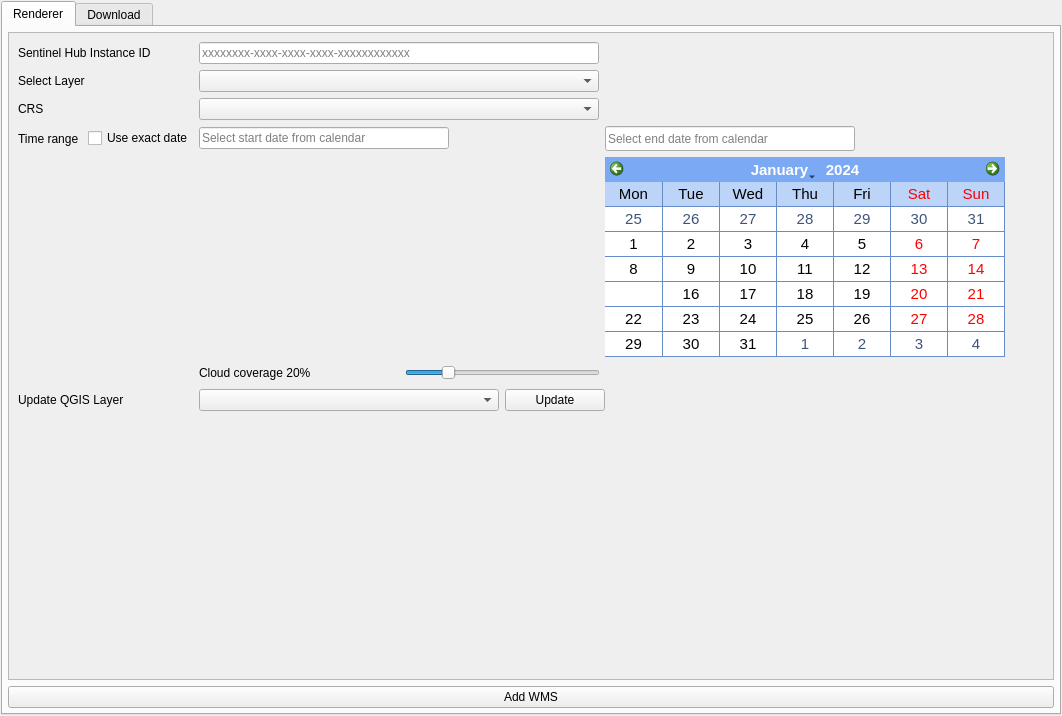
Above: SentinelHub/SentinelHub_dockwidget_base.ui from sentinel-hub/sentinelhub-qgis-plugin before the change. Below: the same form after it.
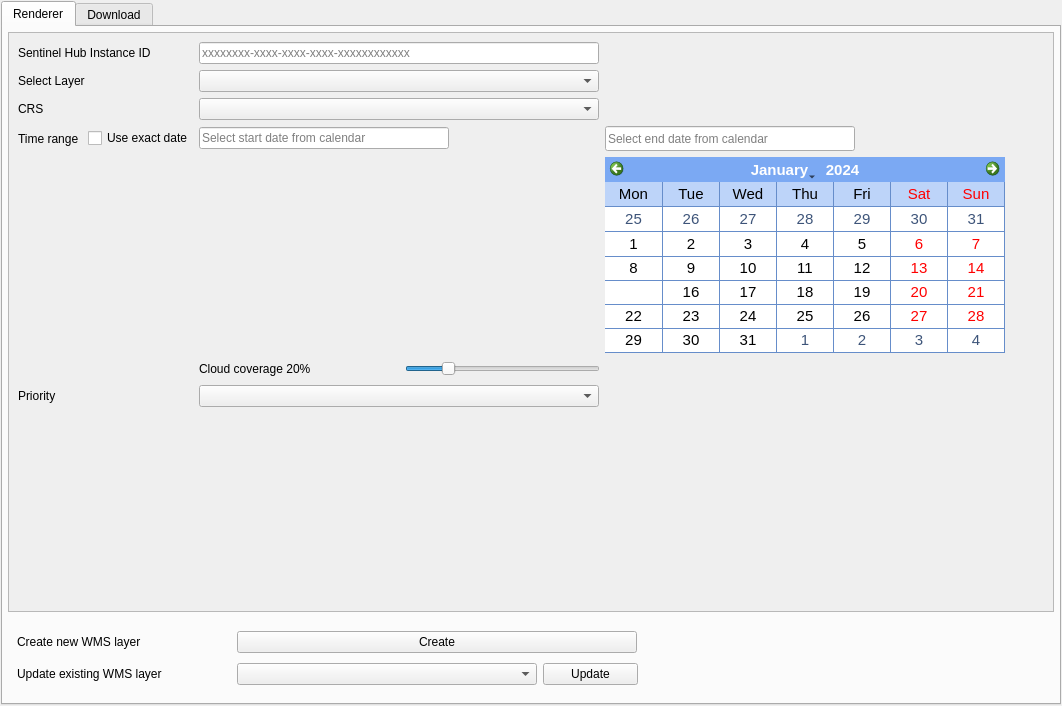
That is the form after the change.

Commit message: setting crs, maxcc and priority now works, some reordering in ui

The edit to the form file:
```diff
--- a/SentinelHub/SentinelHub_dockwidget_base.ui
+++ b/SentinelHub/SentinelHub_dockwidget_base.ui
@@ -7,7 +7,7 @@
     <x>0</x>
     <y>0</y>
     <width>1062</width>
-    <height>716</height>
+    <height>706</height>
    </rect>
   </property>
   <property name="windowTitle">
@@ -31,6 +31,12 @@
      <layout class="QVBoxLayout" name="mainVertical">
       <item>
        <widget class="QTabWidget" name="tabWidget">
+        <property name="sizePolicy">
+         <sizepolicy hsizetype="Expanding" vsizetype="Expanding">
+          <horstretch>0</horstretch>
+          <verstretch>0</verstretch>
+         </sizepolicy>
+        </property>
         <property name="currentIndex">
          <number>0</number>
         </property>
@@ -51,15 +57,149 @@
           <property name="bottomMargin">
            <number>5</number>
           </property>
-          <item row="1" column="0">
-           <widget class="QPushButton" name="buttonAddWms">
-            <property name="text">
-             <string>Add WMS</string>
+          <item row="2" column="0" alignment="Qt::AlignLeft">
+           <widget class="QWidget" name="actionTab" native="true">
+            <property name="sizePolicy">
+             <sizepolicy hsizetype="Preferred" vsizetype="Preferred">
+              <horstretch>0</horstretch>
+              <verstretch>0</verstretch>
+             </sizepolicy>
             </property>
+            <property name="minimumSize">
+             <size>
+              <width>0</width>
+              <height>80</height>
+             </size>
+            </property>
+            <property name="maximumSize">
+             <size>
+              <width>16777215</width>
+              <height>80</height>
+             </size>
+            </property>
+            <property name="focusPolicy">
+             <enum>Qt::StrongFocus</enum>
+            </property>
+            <layout class="QGridLayout" name="gridLayout_7">
+             <item row="0" column="0">
+              <widget class="QLabel" name="label_8">
+               <property name="sizePolicy">
+                <sizepolicy hsizetype="Preferred" vsizetype="Preferred">
+                 <horstretch>0</horstretch>
+                 <verstretch>0</verstretch>
+                </sizepolicy>
+               </property>
+               <property name="minimumSize">
+                <size>
+                 <width>214</width>
+                 <height>0</height>
+                </size>
+               </property>
+               <property name="maximumSize">
+                <size>
+                 <width>214</width>
+                 <height>16777215</height>
+                </size>
+               </property>
+               <property name="text">
+                <string>Create new WMS layer</string>
+               </property>
+              </widget>
+             </item>
+             <item row="0" column="1">
+              <widget class="QPushButton" name="buttonAddWms">
+               <property name="minimumSize">
+                <size>
+                 <width>400</width>
+                 <height>0</height>
+                </size>
+               </property>
+               <property name="maximumSize">
+                <size>
+                 <width>400</width>
+                 <height>16777215</height>
+                </size>
+               </property>
+               <property name="text">
+                <string>Create</string>
+               </property>
+              </widget>
+             </item>
+             <item row="1" column="0">
+              <widget class="QLabel" name="label_9">
+               <property name="text">
+                <string>Update existing WMS layer</string>
+               </property>
+              </widget>
+             </item>
+             <item row="1" column="1">
+              <layout class="QHBoxLayout" name="horizontalLayout_7">
+               <item>
+                <widget class="QComboBox" name="sentinelWMSlayers">
+                 <property name="minimumSize">
+                  <size>
+                   <width>300</width>
+                   <height>0</height>
+                  </size>
+                 </property>
+                 <property name="maximumSize">
+                  <size>
+                   <width>300</width>
+                   <height>16777215</height>
+                  </size>
+                 </property>
+                </widget>
+               </item>
+               <item>
+                <widget class="QPushButton" name="buttonUpdateWms">
+                 <property name="minimumSize">
+                  <size>
+                   <width>95</width>
+                   <height>0</height>
+                  </size>
+                 </property>
+                 <property name="maximumSize">
+                  <size>
+                   <width>95</width>
+                   <height>16777215</height>
+                  </size>
+                 </property>
+                 <property name="text">
+                  <string>Update</string>
+                 </property>
+                </widget>
+               </item>
+               <item>
+                <spacer name="horizontalSpacer_3">
+                 <property name="orientation">
+                  <enum>Qt::Horizontal</enum>
+                 </property>
+                 <property name="sizeHint" stdset="0">
+                  <size>
+                   <width>40</width>
+                   <height>20</height>
+                  </size>
+                 </property>
+                </spacer>
+               </item>
+              </layout>
+             </item>
+            </layout>
+            <zorder>scrollAreaRenderer</zorder>
+            <zorder>label_8</zorder>
+            <zorder>label_9</zorder>
+            <zorder>buttonAddWms</zorder>
+            <zorder>layoutWidget</zorder>
            </widget>
           </item>
-          <item row="0" column="0">
+          <item row="0" column="0" rowspan="2">
            <widget class="QScrollArea" name="scrollAreaRenderer">
+            <property name="sizePolicy">
+             <sizepolicy hsizetype="Preferred" vsizetype="Preferred">
+              <horstretch>0</horstretch>
+              <verstretch>0</verstretch>
+             </sizepolicy>
+            </property>
             <property name="verticalScrollBarPolicy">
              <enum>Qt::ScrollBarAsNeeded</enum>
             </property>
@@ -75,10 +215,46 @@
                <x>0</x>
                <y>0</y>
                <width>1052</width>
-               <height>605</height>
+               <height>540</height>
               </rect>
              </property>
              <layout class="QGridLayout" name="gridLayout_4">
+              <item row="15" column="2">
+               <spacer name="verticalSpacer">
+                <property name="orientation">
+                 <enum>Qt::Vertical</enum>
+                </property>
+                <property name="sizeHint" stdset="0">
+                 <size>
+                  <width>20</width>
+                  <height>40</height>
+                 </size>
+                </property>
+               </spacer>
+              </item>
+              <item row="14" column="0">
+               <widget class="QLabel" name="label_6">
+                <property name="text">
+                 <string>Priority</string>
+                </property>
+               </widget>
+              </item>
+              <item row="14" column="2">
+               <widget class="QComboBox" name="priority">
+                <property name="minimumSize">
+                 <size>
+                  <width>400</width>
+                  <height>0</height>
+                 </size>
+                </property>
+                <property name="maximumSize">
+                 <size>
+                  <width>400</width>
+                  <height>16777215</height>
+                 </size>
+                </property>
+               </widget>
+              </item>
               <item row="2" column="2">
                <widget class="QComboBox" name="layers">
                 <property name="minimumSize">
@@ -693,26 +869,6 @@
                 </property>
                </widget>
               </item>
-              <item row="14" column="0">
-               <widget class="QLabel" name="label_3">
-                <property name="text">
-                 <string>Update QGIS Layer </string>
-                </property>
-               </widget>
-              </item>
-              <item row="15" column="2">
-               <spacer name="verticalSpacer">
-                <property name="orientation">
-                 <enum>Qt::Vertical</enum>
-                </property>
-                <property name="sizeHint" stdset="0">
-                 <size>
-                  <width>20</width>
-                  <height>40</height>
-                 </size>
-                </property>
-               </spacer>
-              </item>
               <item row="1" column="0">
                <widget class="QLabel" name="label_10">
                 <property name="text">
@@ -801,58 +957,6 @@
                 </item>
                </layout>
               </item>
-              <item row="14" column="2">
-               <layout class="QHBoxLayout" name="horizontalLayout_7">
-                <item>
-                 <widget class="QComboBox" name="sentinelWMSlayers">
-                  <property name="minimumSize">
-                   <size>
-                    <width>300</width>
-                    <height>0</height>
-                   </size>
-                  </property>
-                  <property name="maximumSize">
-                   <size>
-                    <width>300</width>
-                    <height>16777215</height>
-                   </size>
-                  </property>
-                 </widget>
-                </item>
-                <item>
-                 <widget class="QPushButton" name="buttonUpdateWms">
-                  <property name="minimumSize">
-                   <size>
-                    <width>100</width>
-                    <height>0</height>
-                   </size>
-                  </property>
-                  <property name="maximumSize">
-                   <size>
-                    <width>100</width>
-                    <height>16777215</height>
-                   </size>
-                  </property>
-                  <property name="text">
-                   <string>Update</string>
-                  </property>
-                 </widget>
-                </item>
-                <item>
-                 <spacer name="horizontalSpacer_3">
-                  <property name="orientation">
-                   <enum>Qt::Horizontal</enum>
-                  </property>
-                  <property name="sizeHint" stdset="0">
-                   <size>
-                    <width>40</width>
-                    <height>20</height>
-                   </size>
-                  </property>
-                 </spacer>
-                </item>
-               </layout>
-              </item>
               <item row="5" column="2">
                <layout class="QHBoxLayout" name="horizontalLayout">
                 <item>
@@ -1026,23 +1130,7 @@
                 </property>
                </widget>
               </item>
-              <item row="1" column="1">
-               <widget class="QComboBox" name="priority">
-                <property name="minimumSize">
-                 <size>
-                  <width>400</width>
-                  <height>0</height>
-                 </size>
-                </property>
-                <property name="maximumSize">
-                 <size>
-                  <width>400</width>
-                  <height>16777215</height>
-                 </size>
-                </property>
-               </widget>
-              </item>
-              <item row="2" column="0">
+              <item row="1" column="0">
                <widget class="QLabel" name="label_7">
                 <property name="text">
                  <string>Resolution</string>
```
Left out of the diff: 25 changed lines with no effect on the pictures. The commit also changes 1 other file.
